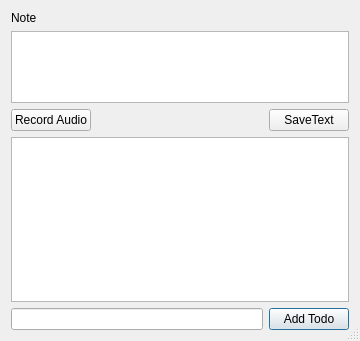
First picture: the form in quicknotedialog.ui, repository trentzhou/quick-note, before the edit.
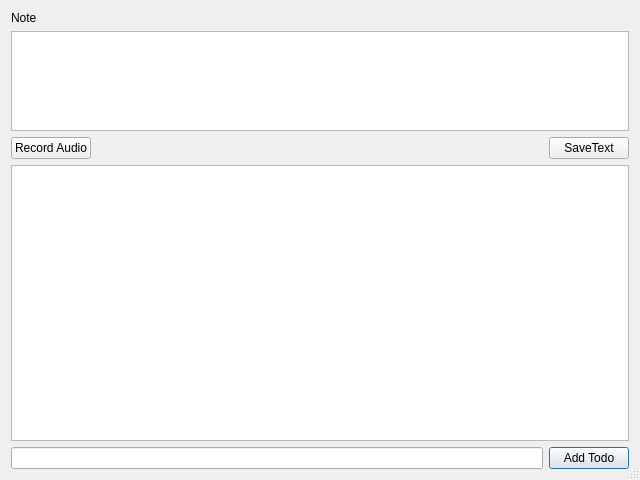
Second picture: the form after the edit.

```diff
--- a/quicknotedialog.ui
+++ b/quicknotedialog.ui
@@ -9,8 +9,8 @@
    <rect>
     <x>0</x>
     <y>0</y>
-    <width>360</width>
-    <height>341</height>
+    <width>640</width>
+    <height>480</height>
    </rect>
   </property>
   <property name="windowTitle">
```
